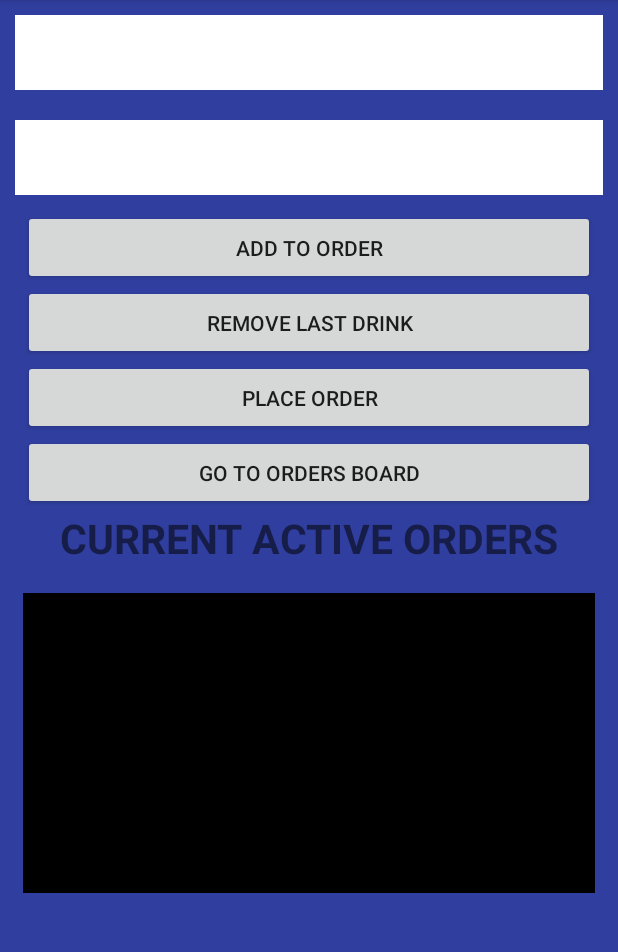
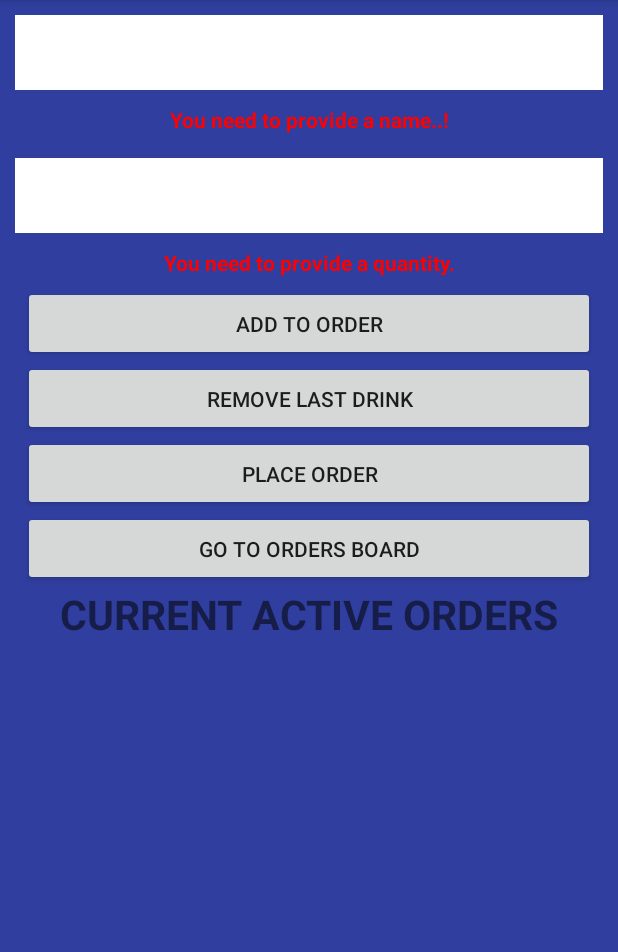
Before and after one commit to Castro-711/SQsMe-App, an Android app: the screen it shows after launch (PlaceOrder), after a tap on "ADD TO ORDER", on a phone screen of 412 x 824 dp, the part 84-1036 px from its top. Run offline under Robolectric (Android 15) with nearby library versions, the phone set to English and light mode, and no system bars.

Commit message:
Added more functionality to the buttons, like changing 'Remove Last Drink' to 'Cancel Order' after an order had been placed. Also added warnings when a drink is being added without a name or quantity

```diff
--- a/app/src/main/AndroidManifest.xml
+++ b/app/src/main/AndroidManifest.xml
@@ -13,7 +13,8 @@
         <activity
             android:name=".OrderDrink"
             android:label="@string/title_activity_order_drink"
-            android:theme="@style/AppTheme.NoActionBar"></activity>
+            android:theme="@style/AppTheme.NoActionBar">
+        </activity>
         <activity android:name=".fragments.FragmentOne" />
         <activity android:name=".fragments.FragmentTwo" />
         <activity android:name=".fragments.FragmentThree" />
--- a/app/src/main/java/com/squeuesme/activities/PlaceOrder.java
+++ b/app/src/main/java/com/squeuesme/activities/PlaceOrder.java
@@ -13,6 +13,7 @@ import android.widget.ArrayAdapter;
 import android.widget.Button;
 import android.widget.EditText;
 import android.widget.ListView;
+import android.widget.TextView;
 
 import com.squeuesme.activities.R;
 import com.squeuesme.core.drink.Drink;
@@ -38,12 +39,16 @@ public class PlaceOrder extends AppCompatActivity {
 
     private EditText drinkName;
     private String drinkNameString;
+    private TextView nameWarning;
     private EditText drinkQuantity;
     private int drinkQuantityInt;
+    private TextView quantityWarning;
 
     private ListView listView;
     private ArrayList<String> listItems;
     private ArrayAdapter adapter;
+
+    private boolean isPlaced;
 
     private Random rand;
 
@@ -58,13 +63,11 @@ public class PlaceOrder extends AppCompatActivity {
         goOrdersBoard = findViewById(R.id.btnOrdersBoard);
 
         drinkName = findViewById(R.id.edtDrinkName);
+        nameWarning = findViewById(R.id.tvWarningName);
         drinkQuantity = findViewById(R.id.edtDrinkQuantity);
+        quantityWarning = findViewById(R.id.tvWarningQuantity);
 
-        // edit orders board to get date and unique id
-        ordersBoard = new OrdersBoard();
-        currentOrder = new Order();
-
-        // dyamically adding data to listView
+        // dynamically adding data to listView
         listView = findViewById(R.id.lvCurrentOrder);
         listItems = new ArrayList<>();
         adapter = new ArrayAdapter<>(
@@ -73,8 +76,15 @@ public class PlaceOrder extends AppCompatActivity {
                 listItems);
         listView.setAdapter(adapter);
 
+        // edit orders board to get date and unique id
+        ordersBoard = new OrdersBoard(venue);
+        currentOrder = new Order();
+
         venue = new Venue("Boomers", "Woodford", ordersBoard);
-        getActiveCustomer(null);
+
+        customer = new Customer("12345");
+
+        venue.addNewActiveCustomer(customer);
 
         customer.setActiveVenue(venue);
 
@@ -88,6 +98,13 @@ public class PlaceOrder extends AppCompatActivity {
 
                 // need to reset currentOrders values
                 currentOrder = new Order();
+
+                Log.i("activeOrders", ordersBoard.getActiveOrders().size() + "");
+
+                isPlaced = true;
+                removeLastDrink.setText("Cancel Order");
+                removeLastDrink.setTextColor(Color.RED);
+
             }
         });
 
@@ -95,8 +112,13 @@ public class PlaceOrder extends AppCompatActivity {
             @Override
             public void onClick(View view) {
 
-                drinkNameString = String.valueOf(drinkName.getText());
-                getQuantity();
+                getDrinkName();
+                getDrinkQuantity();
+
+                if(nameWarning.getVisibility() == View.GONE
+                        && quantityWarning.getVisibility() == View.GONE){
+
+                    listView.setVisibility(View.VISIBLE);
 
                     // create and add drink to order
                     Drink current = new Drink(drinkNameString, drinkQuantityInt);
@@ -105,16 +127,26 @@ public class PlaceOrder extends AppCompatActivity {
                     listItems.add(current.toString());
                     adapter.notifyDataSetChanged();
 
+                }
+
                 // clean up after drink entered
                 wipeEditTextValues();
                 drinkName.requestFocus();
+
+                Log.i("activeOrders", ordersBoard.getActiveOrders().size() + "");
             }
         });
 
         removeLastDrink.setOnClickListener(new View.OnClickListener() {
             @Override
             public void onClick(View view) {
+
+                if(isPlaced = false) // last drink is being removed
+                {
                     int listSize = listItems.size();
+
+                    if(listSize == 1)
+                        listView.setVisibility(View.GONE);
 
                     if(listSize > 0)
                     {
@@ -126,8 +158,18 @@ public class PlaceOrder extends AppCompatActivity {
                     for(String s: listItems)
                         Log.i("listItems", "" + s);
 
+                    Log.i("Oder", "" + currentOrder.toString());
+                }
+                else // order is getting cancelled
+                {
+                    listItems.removeAll(listItems);
+                    adapter.notifyDataSetChanged();
+                    listView.setVisibility(View.GONE);
 
-                Log.i("Oder", "" + currentOrder.toString());
+                    currentOrder = new Order();
+                    removeLastDrink.setText("Remove Last Drink");
+                    isPlaced = false;
+                }
 
             }
         });
@@ -159,7 +201,8 @@ public class PlaceOrder extends AppCompatActivity {
             public void onClick(View view) {
                 Intent i = new Intent(
                         PlaceOrder.this, OrdersBoardActivity.class);
-                //i.putExtra("OrdersBoard", ordersBoard);
+                i.putStringArrayListExtra(
+                        "ordersBoard", ordersBoard.getActiveOrdersStringList());
                 startActivity(i);
             }
         });
@@ -174,17 +217,40 @@ public class PlaceOrder extends AppCompatActivity {
         drinkQuantity.setText("");
     }
 
-    public void getQuantity(){
-        if(drinkQuantity.getText().toString().equals(""))
-            drinkQuantityInt = 0;
-        else
-            drinkQuantityInt = Integer.parseInt(drinkQuantity.getText().toString());
+    public boolean isEmpty(EditText _editText){
+        if(_editText.getText().toString().equals(""))
+            return true;
+
+        return false;
     }
 
-    public void getActiveCustomer(Customer _customer){
+    public void getDrinkName(){
+        if(isEmpty(drinkName))
+            nameWarning.setVisibility(View.VISIBLE);
+        else
+        {
+            drinkNameString = drinkName.getText().toString();
+            nameWarning.setVisibility(View.GONE);
+        }
+
+    }
+
+    public void getDrinkQuantity(){
+        if(isEmpty(drinkQuantity))
+            quantityWarning.setVisibility(View.VISIBLE);
+        else
+        {
+            drinkQuantityInt = Integer.parseInt(drinkQuantity.getText().toString());
+            quantityWarning.setVisibility(View.GONE);
+        }
+    }
+
+    public Customer getActiveCustomer(Customer _customer){
         if(_customer == null)
             customer = new Customer("12345");
         else
             customer = _customer;
+
+        return customer;
     }
 }
--- a/app/src/main/java/com/squeuesme/core/user/Customer.java
+++ b/app/src/main/java/com/squeuesme/core/user/Customer.java
@@ -98,7 +98,7 @@ public class Customer extends User
 
     public void placeOrder(Order _order)
     {
-        activeVenue.getCurrentOrdersBoard().registerNewOrder(_order);
+        activeVenue.registerCustomerOrder(this.getUniqueId(), _order);
     }
 
     public OrdersBoard getOrdersBoard(){
--- a/app/src/main/java/com/squeuesme/core/venue/OrdersBoard.java
+++ b/app/src/main/java/com/squeuesme/core/venue/OrdersBoard.java
@@ -27,10 +27,24 @@ public class OrdersBoard implements Subject, Serializable
      * of the day and customers as they come and go
      */
 
+    // might add venue to the constructor
+
     public OrdersBoard() {
         observers = new ArrayList<>();
         activeOrders = new ArrayList<>();
         completedOrders = new ArrayList<>();
+
+        boardCount++;
+        boardId = "Boomers " + boardCount;
+    }
+
+    public OrdersBoard(Venue _venue) {
+        observers = new ArrayList<>();
+        activeOrders = new ArrayList<>();
+        completedOrders = new ArrayList<>();
+
+
+        registerObserver(_venue);
 
         boardCount++;
         boardId = "Boomers " + boardCount;
@@ -43,7 +57,7 @@ public class OrdersBoard implements Subject, Serializable
      * @param _order
      */
 
-    public void registerNewOrder(Order _order) {
+    public void registerNewOrder(String _customer, Order _order) {
         activeOrders.add(_order);
 
         notifyObservers();
--- a/app/src/main/java/com/squeuesme/core/venue/Venue.java
+++ b/app/src/main/java/com/squeuesme/core/venue/Venue.java
@@ -1,6 +1,7 @@
 package com.squeuesme.core.venue;
 
 import com.squeuesme.core.drink.Drink;
+import com.squeuesme.core.drink.Order;
 import com.squeuesme.core.observer.Observer;
 import com.squeuesme.core.user.Customer;
 import com.squeuesme.core.user.StaffMember;
@@ -37,9 +38,9 @@ public class Venue implements Observer
         // set arguments
         setName(_name);
         setAddress(_address);
+        setCurrentOrdersBoard(_ordersBoard);
 
         // instantiate
-        currentOrdersBoard = _ordersBoard;
         activeCustomers = new ArrayList<>();
         activeStaffMembers = new ArrayList<>();
     }
@@ -107,6 +108,10 @@ public class Venue implements Observer
      * @return
      */
 
+    public void registerCustomerOrder(String _customerId, Order _order){
+        currentOrdersBoard.getActiveOrders().add(_order);
+    }
+
     public void addDrinkToMenu(Drink _drink)
     {
         venueMenu.add(_drink);
@@ -143,6 +148,7 @@ public class Venue implements Observer
     public void setCurrentOrdersBoard(OrdersBoard _ordersBoard)
     {
         currentOrdersBoard = _ordersBoard;
+        currentOrdersBoard.registerObserver(this);
     }
 
     public ArrayList<Customer> getActiveCustomers()
--- a/app/src/main/res/layout/activity_place_order.xml
+++ b/app/src/main/res/layout/activity_place_order.xml
@@ -29,6 +29,16 @@
                 android:textAlignment="center"
                 android:background="#ffffff" />
 
+            <TextView
+                android:id="@+id/tvWarningName"
+                android:text="You need to provide a name..!"
+                android:textColor="#ff0000"
+                android:textStyle="bold"
+                android:textAlignment="center"
+                android:layout_width="match_parent"
+                android:layout_height="25sp"
+                android:visibility="gone"/>
+
             <android.support.design.widget.TextInputEditText
                 android:id="@id/edtDrinkQuantity"
                 android:textAlignment="center"
@@ -39,8 +49,17 @@
                 android:layout_height="50sp"
                 android:background="#ffffff"
                 android:padding="10sp"
-                android:layout_margin="10sp"
-                />
+                android:layout_margin="10sp"  />
+
+            <TextView
+                android:id="@+id/tvWarningQuantity"
+                android:text="You need to provide a quantity."
+                android:textColor="#ff0000"
+                android:textStyle="bold"
+                android:textAlignment="center"
+                android:layout_width="match_parent"
+                android:layout_height="25sp"
+                android:visibility="gone"/>
 
             <Button
                 android:id="@id/btnAddToOrder"
@@ -86,6 +105,7 @@
                 android:textAlignment="center"
                 android:layout_margin="15sp"
                 android:layout_height="200sp"
+                android:visibility="invisible"
                 android:background="#ffffff"
                 android:foreground="#000000"/>
 
```
Also changed, not shown: app/src/main/java/com/squeuesme/activities/OrdersBoardActivity.java (+13 -5 lines). Lines whose indentation alone changed are shown as unchanged.
